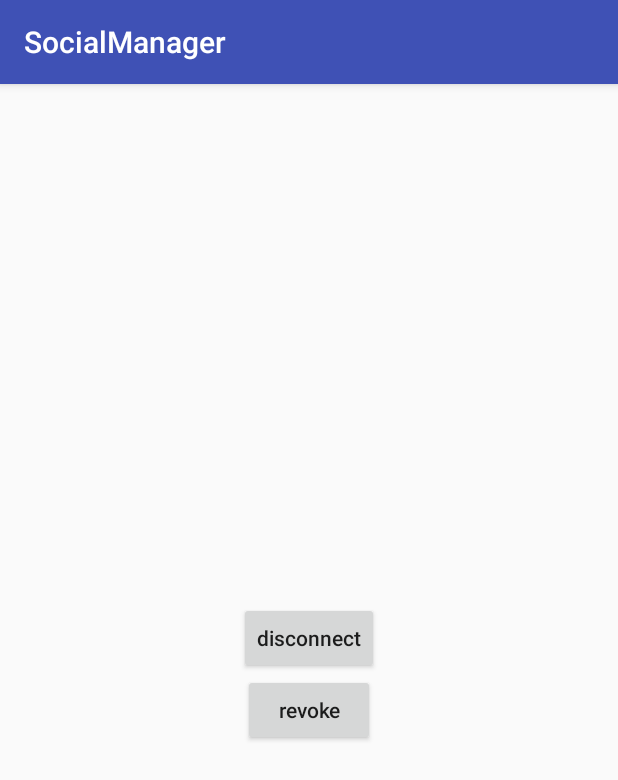
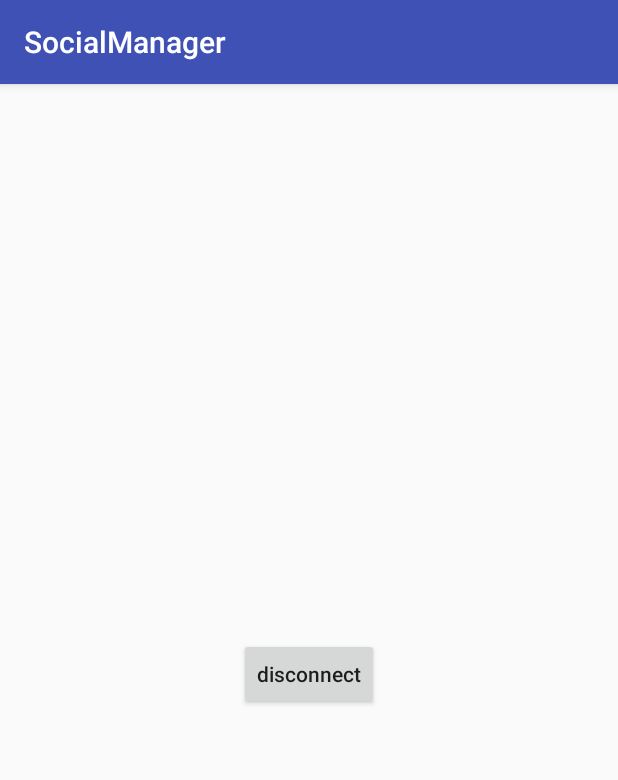
Before and after one commit to startCreate/socialmanager, an Android app: the ProfileActivity screen opened directly, with no data from a screen before it, on a phone screen of 412 x 824 dp. Shown: the top 780 px of the screen. Run offline under Robolectric (Android 15) with nearby library versions, the phone set to English and light mode, and no system bars; our stand-ins replace ButterKnife; libraries missing offline, so code that uses them is left out: com.facebook; 1 statement that could not run was skipped.

Commit message:
Remove revoke btn

```diff
--- a/app/src/main/java/com/applikeysolutions/socialmanager/ProfileActivity.java
+++ b/app/src/main/java/com/applikeysolutions/socialmanager/ProfileActivity.java
@@ -5,7 +5,6 @@ import android.content.Intent;
 import android.os.Bundle;
 import android.support.annotation.Nullable;
 import android.support.v7.app.AppCompatActivity;
-import android.view.View;
 import android.widget.Button;
 import android.widget.TextView;
 
@@ -22,8 +21,6 @@ public class ProfileActivity extends AppCompatActivity {
     TextView userView;
     @BindView(R.id.disconnectButton)
     Button disconnectButton;
-    @BindView(R.id.revokeButton)
-    Button revokeButton;
 
     private static final String EXTRA_USER = "EXTRA_USER";
     private static final String EXTRA_TYPE = "EXTRA_TYPE";
@@ -48,8 +45,6 @@ public class ProfileActivity extends AppCompatActivity {
         userView.setText(socialUser.toString());
 
         type = getIntent().getStringExtra(EXTRA_TYPE);
-
-        handleVisibility();
     }
 
     @OnClick(R.id.disconnectButton)
@@ -65,24 +60,4 @@ public class ProfileActivity extends AppCompatActivity {
         }
         finish();
     }
-
-  /*  @OnClick(R.id.revokeButton)
-    void revoke() {
-        if (MainActivity.FACEBOOK.equals(type)) {
-            Authentication.getInstance().revokeFacebook();
-        } else if (MainActivity.GOOGLE.equals(type)) {
-            Authentication.getInstance().revokeGoogle();
-        } *//*else if (MainActivity.TWITTER.equals(type)) {
-      // no-op
-    } else if (MainActivity.INSTAGRAM.equals(type)) {
-      // no-op
-    }*//*
-        finish();
-    }*/
-
-    private void handleVisibility() {
-        if (MainActivity.TWITTER.equals(type) || MainActivity.INSTAGRAM.equals(type)) {
-            revokeButton.setVisibility(View.GONE);
-        }
-    }
 }
--- a/app/src/main/res/layout/activity_profile.xml
+++ b/app/src/main/res/layout/activity_profile.xml
@@ -19,11 +19,4 @@
         android:textAllCaps="false"
         android:text="disconnect" />
 
-    <Button
-        android:id="@+id/revokeButton"
-        android:layout_width="wrap_content"
-        android:layout_height="wrap_content"
-        android:textAllCaps="false"
-        android:text="revoke" />
-
 </LinearLayout>
```
